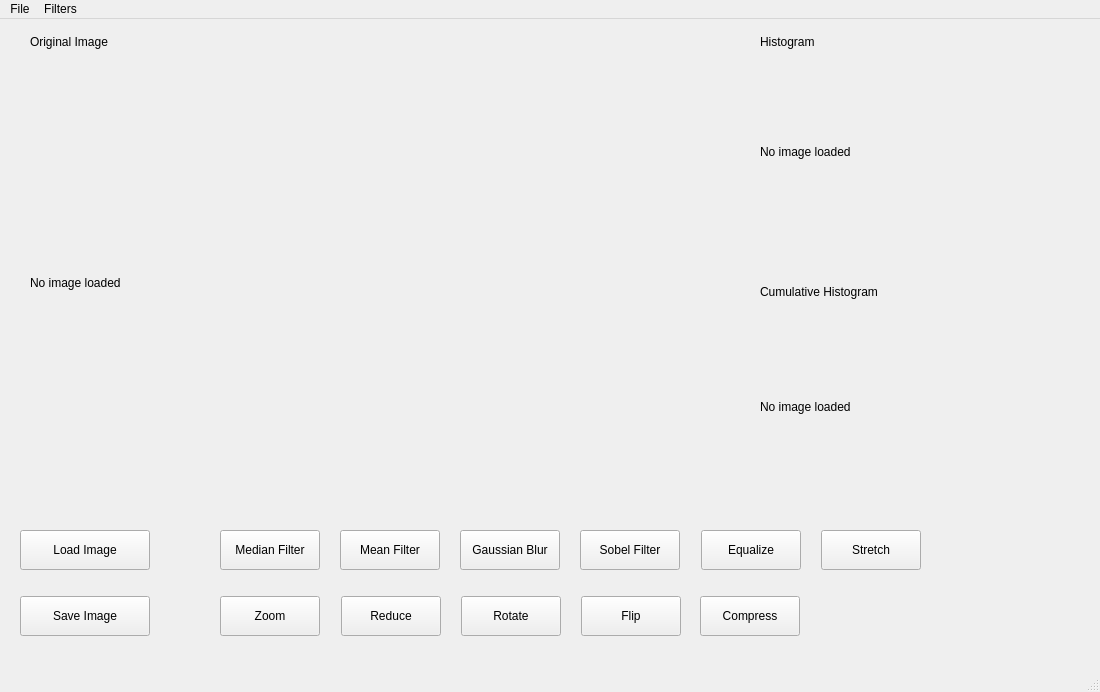
First picture: the form in QtProject/mainwindow.ui, repository Amine830/image-analysis, before the edit.
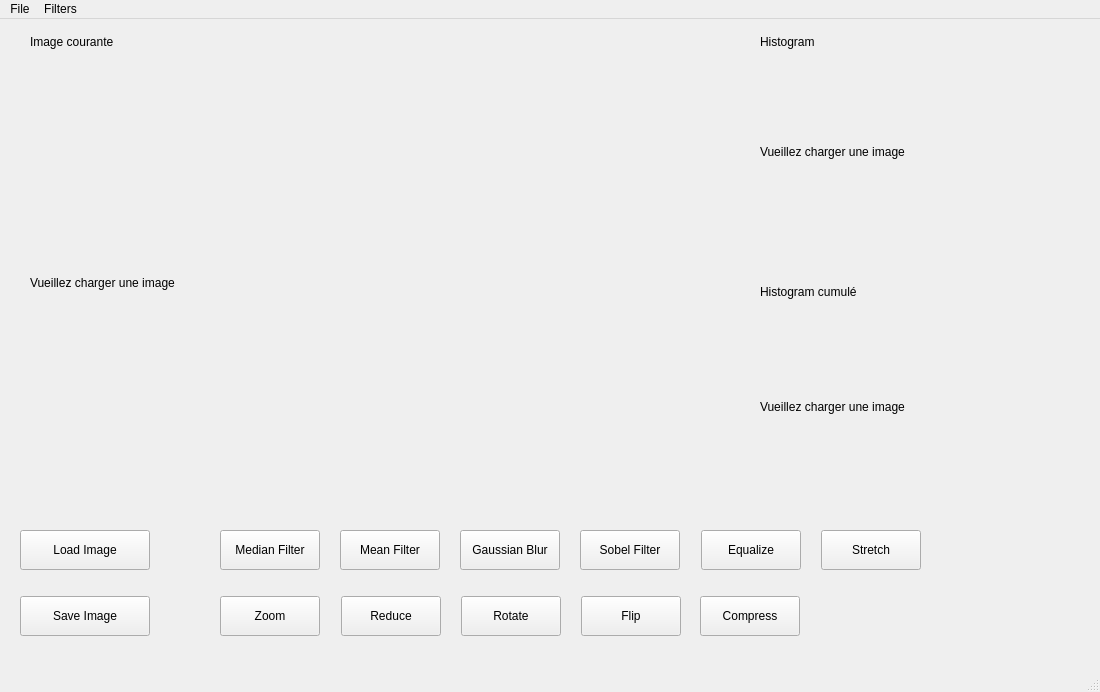
Second picture: the form after the edit.

Diff of the .ui file:
```diff
--- a/QtProject/mainwindow.ui
+++ b/QtProject/mainwindow.ui
@@ -24,7 +24,7 @@
      </rect>
     </property>
     <property name="text">
-     <string>No image loaded</string>
+     <string>Vueillez charger une image</string>
     </property>
    </widget>
    <widget class="QLabel" name="imageLabelText">
@@ -37,7 +37,7 @@
      </rect>
     </property>
     <property name="text">
-     <string>Original Image</string>
+     <string>Image courante</string>
     </property>
    </widget>
    <widget class="QLabel" name="histLabel">
@@ -50,7 +50,7 @@
      </rect>
     </property>
     <property name="text">
-     <string>No image loaded</string>
+     <string>Vueillez charger une image</string>
     </property>
    </widget>
    <widget class="QLabel" name="histLabelText">
@@ -76,7 +76,7 @@
      </rect>
     </property>
     <property name="text">
-     <string>No image loaded</string>
+     <string>Vueillez charger une image</string>
     </property>
    </widget>
    <widget class="QLabel" name="cumHistLabelText">
@@ -89,7 +89,7 @@
      </rect>
     </property>
     <property name="text">
-     <string>Cumulative Histogram</string>
+     <string>Histogram cumulé</string>
     </property>
    </widget>
    <widget class="QPushButton" name="loadButton">
```
